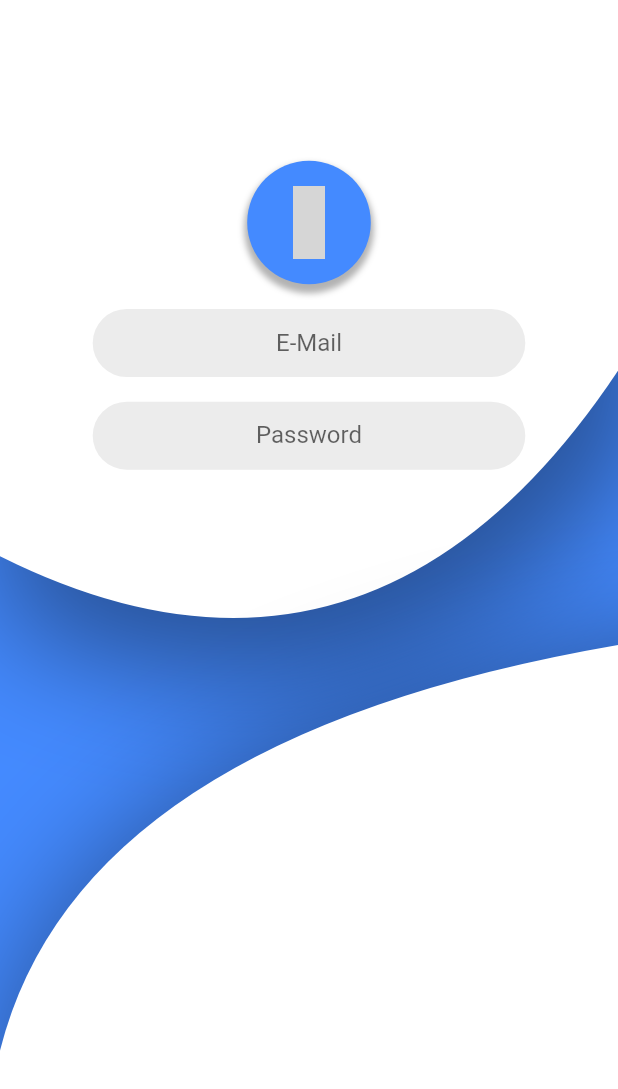
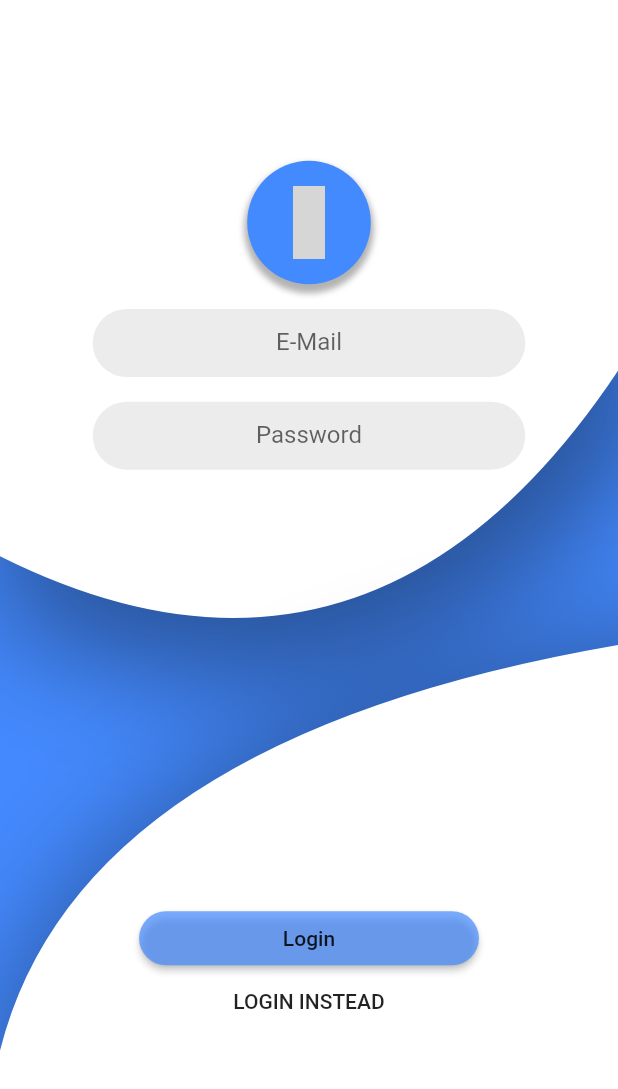
Before and after one commit to Maqcel/Flutter-Shop_app, a Flutter app: the screen it shows after launch, on a phone screen of 412 x 824 dp. Shown: the top 1089 px of the screen. Run offline on Flutter 3.47's test engine with Material 2 defaults, Android fonts, the phone set to English and light mode, and no system bars; our stand-ins replace material_design_icons_flutter; grey boxes are pictures that could not be loaded.

```diff
--- a/lib/screens/auth_screen.dart
+++ b/lib/screens/auth_screen.dart
@@ -113,13 +113,43 @@ class AuthScreen extends StatefulWidget {
 
 class _AuthScreenState extends State<AuthScreen> {
   bool _isSignup = false;
+  bool _isLoading = false;
+
+  final _passwordController = TextEditingController();
+
+  final GlobalKey<FormState> _formKey = GlobalKey();
+  Map<String, String> _authData = {
+    'email': '',
+    'password': '',
+  };
 
   void toggleState() {
     setState(
       () {
-        _isSignup = true;
+        _isSignup = !_isSignup;
       },
     );
+  }
+
+  void _submit() {
+    if (!_formKey.currentState.validate()) {
+      // Invalid!
+      return;
+    }
+    _formKey.currentState.save();
+    //print(_authData['email']);
+    //print(_authData['password']);
+    setState(() {
+      _isLoading = true;
+    });
+    if (!_isSignup) {
+      // Log user in
+    } else {
+      // Sign user up
+    }
+    setState(() {
+      _isLoading = false;
+    });
   }
 
   @override
@@ -165,51 +195,7 @@ class _AuthScreenState extends State<AuthScreen> {
           ),
           Positioned(
             top: height * 0.25,
-            child: AuthCard(),
-          ),
-        ],
-      ),
-    );
-  }
-}
-
-enum Mode { Login, Signup }
-
-class AuthCard extends StatefulWidget {
-  AuthCard({Key key}) : super(key: key);
-
-  @override
-  _AuthCardState createState() => _AuthCardState();
-}
-
-class _AuthCardState extends State<AuthCard> {
-  final GlobalKey<FormState> _formKey = GlobalKey();
-  Map<String, String> _authData = {
-    'email': '',
-    'password': '',
-  };
-  Mode _authMode = Mode.Login;
-
-  bool _isLoading = false;
-  final _passwordController = TextEditingController();
-
-  void toggleAuthMode() {
-    if (_authMode == Mode.Login) {
-      setState(() {
-        _authMode = Mode.Signup;
-      });
-    } else {
-      setState(() {
-        _authMode = Mode.Login;
-      });
-    }
-  }
-
-  @override
-  Widget build(BuildContext context) {
-    final double width = MediaQuery.of(context).size.width;
-    final double height = MediaQuery.of(context).size.height;
-    return Container(
+            child: Container(
               height: height,
               width: width,
               child: Form(
@@ -218,7 +204,6 @@ class _AuthCardState extends State<AuthCard> {
                   children: <Widget>[
                     Container(
                       height: height * 0.055,
-              padding: EdgeInsets.only(bottom: height * 0.005),
                       decoration: BoxDecoration(
                         borderRadius: BorderRadius.all(Radius.circular(height)),
                         color: Colors.grey.withOpacity(0.2),
@@ -227,10 +212,21 @@ class _AuthCardState extends State<AuthCard> {
                       child: TextFormField(
                         textAlign: TextAlign.center,
                         decoration: InputDecoration(
+                          contentPadding:
+                              EdgeInsets.only(bottom: height * 0.005),
                           hintText: 'E-Mail',
                           border: InputBorder.none,
                         ),
                         keyboardType: TextInputType.emailAddress,
+                        validator: (value) {
+                          if (value.isEmpty || !value.contains('@')) {
+                            return 'Invalid email!';
+                          }
+                          return null;
+                        },
+                        onSaved: (value) {
+                          _authData['email'] = value;
+                        },
                       ),
                     ),
                     SizedBox(
@@ -238,7 +234,6 @@ class _AuthCardState extends State<AuthCard> {
                     ),
                     Container(
                       height: height * 0.055,
-              padding: EdgeInsets.only(bottom: height * 0.005),
                       decoration: BoxDecoration(
                         borderRadius: BorderRadius.all(Radius.circular(height)),
                         color: Colors.grey.withOpacity(0.2),
@@ -246,37 +241,95 @@ class _AuthCardState extends State<AuthCard> {
                       width: width * 0.7,
                       child: TextFormField(
                         textAlign: TextAlign.center,
+                        obscureText: true,
                         decoration: InputDecoration(
+                          contentPadding:
+                              EdgeInsets.only(bottom: height * 0.005),
                           hintText: 'Password',
                           border: InputBorder.none,
                         ),
-                keyboardType: TextInputType.emailAddress,
+                        controller: _passwordController,
+                        validator: (value) {
+                          if (value.isEmpty || value.length < 5) {
+                            return 'Password is too short!';
+                          }
+                          return null;
+                        },
+                        onSaved: (value) {
+                          _authData['password'] = value;
+                        },
                       ),
                     ),
                     SizedBox(
                       height: height * 0.02,
                     ),
-            _authMode == Mode.Signup
+                    _isSignup
                         ? Container(
                             height: height * 0.055,
-                    padding: EdgeInsets.only(bottom: height * 0.005),
                             decoration: BoxDecoration(
-                      borderRadius: BorderRadius.all(Radius.circular(height)),
+                              borderRadius:
+                                  BorderRadius.all(Radius.circular(height)),
                               color: Colors.grey.withOpacity(0.2),
                             ),
                             width: width * 0.7,
                             child: TextFormField(
+                              obscureText: true,
+                              enabled: _isSignup,
                               textAlign: TextAlign.center,
                               decoration: InputDecoration(
+                                contentPadding:
+                                    EdgeInsets.only(bottom: height * 0.005),
                                 hintText: 'Confirm password',
                                 border: InputBorder.none,
                               ),
-                      keyboardType: TextInputType.emailAddress,
+                              validator: _isSignup
+                                  ? (value) {
+                                      if (value != _passwordController.text ||
+                                          value.isEmpty) {
+                                        return 'Passwords do not match!';
+                                      }
+                                      return null;
+                                    }
+                                  : null,
                             ),
                           )
                         : Container(),
+                    SizedBox(
+                      height: _isSignup
+                          ? height * 0.33 - height * 0.055
+                          : height * 0.33,
+                    ),
+                    _isLoading
+                        ? CircularProgressIndicator()
+                        : Column(
+                            children: <Widget>[
+                              Container(
+                                width: width * 0.55,
+                                child: RaisedButton(
+                                  color: Colors.blueAccent.withOpacity(0.7),
+                                  onPressed: _submit,
+                                  child:
+                                      Text('${_isSignup ? 'Signup' : 'Login'}'),
+                                  shape: RoundedRectangleBorder(
+                                    borderRadius: BorderRadius.circular(height),
+                                  ),
+                                ),
+                              ),
+                              FlatButton(
+                                child: Text(
+                                    '${_isSignup ? 'SIGNUP' : 'LOGIN'} INSTEAD'),
+                                onPressed: toggleState,
+                                materialTapTargetSize:
+                                    MaterialTapTargetSize.shrinkWrap,
+                              ),
+                            ],
+                          )
                   ],
                 ),
+              ),
+            ),
+          ),
+        ],
       ),
     );
   }
```
Lines whose indentation alone changed are shown as unchanged.
